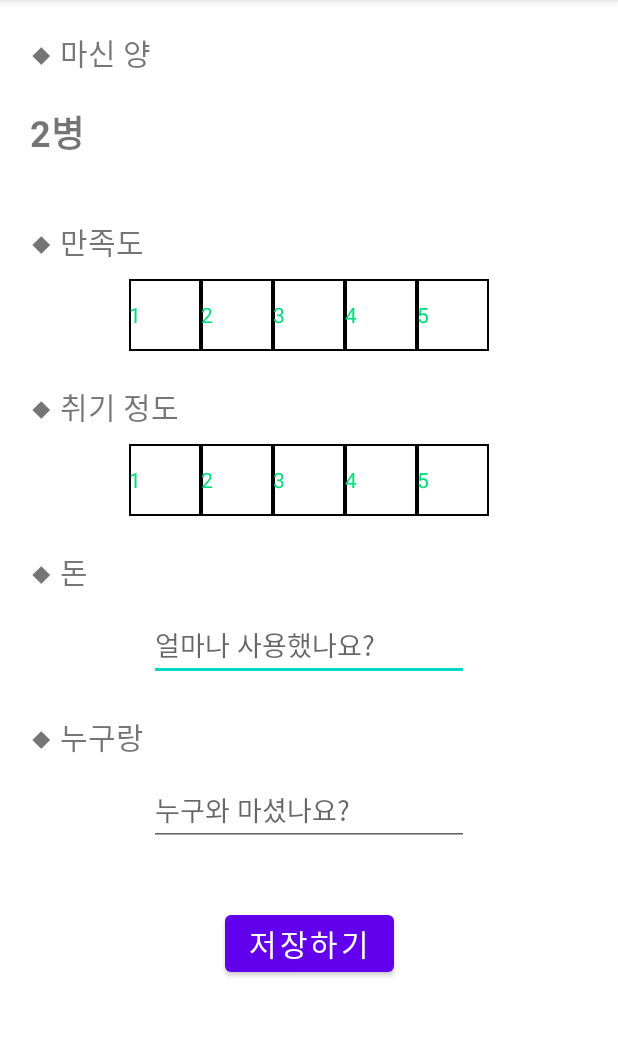
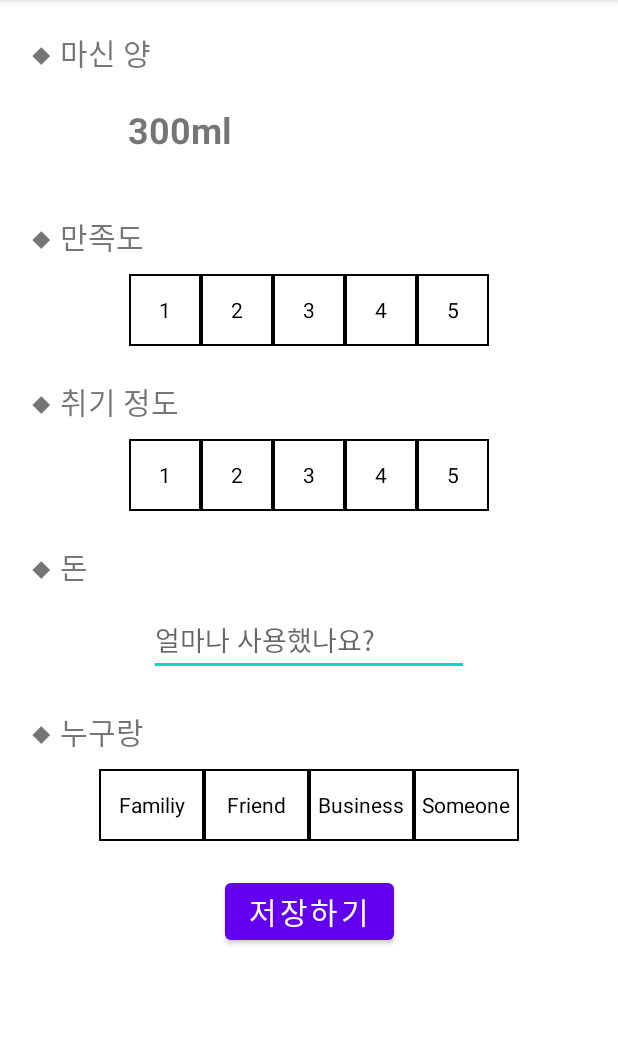
Before and after one commit to hj0202/DrinkingScanner, an Android app: the SurveyActivity screen opened directly, with no data from a screen before it, on a phone screen of 412 x 824 dp, the part 84-1121 px from its top. Run offline under Robolectric (Android 15) with nearby library versions, the phone set to English and light mode, and no system bars.

Commit message:
[Android] Feat : 설문조사화면에 '누구랑' 입력 방식 변경

```diff
--- a/Android/app/src/main/java/com/example/drinkingscanner/SurveyActivity.java
+++ b/Android/app/src/main/java/com/example/drinkingscanner/SurveyActivity.java
@@ -1,5 +1,6 @@
 package com.example.drinkingscanner;
 
+import android.content.SharedPreferences;
 import android.os.Bundle;
 import android.util.Log;
 import android.view.View;
@@ -7,6 +8,7 @@ import android.widget.Button;
 import android.widget.EditText;
 import android.widget.RadioButton;
 import android.widget.RadioGroup;
+import android.widget.TextView;
 
 import androidx.annotation.Nullable;
 import androidx.appcompat.app.AppCompatActivity;
@@ -17,16 +19,19 @@ public class SurveyActivity extends AppCompatActivity {
     RadioGroup satisfyRadio;
     RadioGroup drunkRadio;
     EditText moneyInput;
-    EditText personInput;
+    RadioGroup whoRadio;
     Button saveButton;
+    TextView alcoholText;
+    TextView amountText;
 
-    // 보내야 하는 데이터
+    // 데이터 친구들
     String user;            // 사용자
     int drunk;              // 취기 정도
     int satisfy;            // 만족도
     String alcohol;         // 술 종류
-    String person;          // 누구랑
+    String who;             // 누구랑
     int money;              // 돈
+    int amount;             // 마신 양
 
     @Override
     protected void onCreate(@Nullable Bundle savedInstanceState) {
@@ -37,9 +42,12 @@ public class SurveyActivity extends AppCompatActivity {
         satisfyRadio = findViewById(R.id.satisfyRadio);
         drunkRadio = findViewById(R.id.drunkRadio);
         moneyInput = findViewById(R.id.moneyInput);
-        personInput = findViewById(R.id.personInput);
+        whoRadio = findViewById(R.id.whoRadio);
         saveButton = findViewById(R.id.saveButton);
+        alcoholText = findViewById(R.id.alcoholText);
+        amountText = findViewById(R.id.amountText);
 
+        // 저장하기 버튼 클릭
         View.OnClickListener clickSaveButton = new View.OnClickListener() {
             @Override
             public void onClick(View v) {
@@ -49,27 +57,31 @@ public class SurveyActivity extends AppCompatActivity {
                 int drunkId = drunkRadio.getCheckedRadioButtonId();
                 RadioButton drunkResult = findViewById(drunkId);
 
+                int whoId = whoRadio.getCheckedRadioButtonId();
+                RadioButton whoResult = findViewById(whoId);
+
                 satisfy = Integer.parseInt(satisfyResult.getText().toString());
                 drunk = Integer.parseInt(drunkResult.getText().toString());
                 money = Integer.parseInt(moneyInput.getText().toString());
-                person = personInput.getText().toString();
+                who = whoResult.getText().toString();
 
                 // TODO: 아래 5개 데이터를 데이터베이스에 정보 보내기
                 Log.d("Survey", "send 취기 정도(int): " + drunk);
-                Log.d("Survey", "send 만족도(int): " + satisfy);
+                Log.d("Survey", "send 만족도(int): "    + satisfy);
                 Log.d("Survey", "send 술종류(string): " + alcohol);
-                Log.d("Survey", "send 누구랑(string): " + person);
-                Log.d("Survey", "send 돈(int): " + money);
+                Log.d("Survey", "send 누구랑(string): " + who);
+                Log.d("Survey", "send 돈(int): "       + money);
             }
         };
-
         saveButton.setOnClickListener(clickSaveButton);
 
-        // TODO: 유저 이름 받아오기
-        user = "현지";                // 임시 값
+        // TODO: 캘린더에서 마신 양 받아오기
+        amount = 300;         // 임시 값
 
-        // TODO: 캘린더에서 마신 양, 주종 받아오기
-        int allAmount = 300;         // 임시 값
-        alcohol = "소주";             // 임시 값
+        SharedPreferences sharedPreferences = getSharedPreferences("file", MODE_PRIVATE);
+        alcohol = sharedPreferences.getString("주종","");
+
+        amountText.setText(amount + "ml");
+        alcoholText.setText(alcohol);
     }
 }
--- a/Android/app/src/main/res/drawable/select_radio_text.xml
+++ b/Android/app/src/main/res/drawable/select_radio_text.xml
@@ -2,6 +2,6 @@
 <selector xmlns:android="http://schemas.android.com/apk/res/android">
     <item android:state_checked="true" android:color="#FFFFFF">
     </item>
-    <item android:state_checked="false" android:color="#00DE7A">
+    <item android:state_checked="false" android:color="#000000">
     </item>
 </selector>
--- a/Android/app/src/main/res/layout/activity_survey.xml
+++ b/Android/app/src/main/res/layout/activity_survey.xml
@@ -16,17 +16,17 @@
         app:layout_constraintTop_toTopOf="parent" />
 
     <TextView
-        android:id="@+id/textView3"
+        android:id="@+id/amountText"
         android:layout_width="wrap_content"
         android:layout_height="wrap_content"
-        android:layout_marginStart="20dp"
+        android:layout_marginStart="15dp"
         android:layout_marginTop="70dp"
         android:layout_marginBottom="212dp"
-        android:text="2병"
+        android:text="마신 양"
         android:textSize="24sp"
         android:textStyle="bold"
         app:layout_constraintBottom_toTopOf="@+id/textView4"
-        app:layout_constraintStart_toStartOf="parent"
+        app:layout_constraintStart_toEndOf="@+id/alcoholText"
         app:layout_constraintTop_toTopOf="parent" />
 
     <TextView
@@ -38,7 +38,7 @@
         android:text="◆ 만족도"
         android:textSize="20sp"
         app:layout_constraintStart_toStartOf="parent"
-        app:layout_constraintTop_toBottomOf="@+id/textView3" />
+        app:layout_constraintTop_toBottomOf="@+id/amountText" />
 
 
     <RadioGroup
@@ -59,6 +59,7 @@
             android:background="@drawable/select_radio_button"
             android:button="@null"
             android:text="1"
+            android:textAlignment="center"
             android:textColor="@drawable/select_radio_text"
             app:layout_constraintBottom_toBottomOf="parent"
             app:layout_constraintEnd_toEndOf="parent"
@@ -73,6 +74,7 @@
             android:background="@drawable/select_radio_button"
             android:button="@null"
             android:text="2"
+            android:textAlignment="center"
             android:textColor="@drawable/select_radio_text"
             app:layout_constraintBottom_toBottomOf="parent"
             app:layout_constraintEnd_toStartOf="@+id/satisfy3"
@@ -87,6 +89,7 @@
             android:background="@drawable/select_radio_button"
             android:button="@null"
             android:text="3"
+            android:textAlignment="center"
             android:textColor="@drawable/select_radio_text"
             app:layout_constraintBottom_toBottomOf="parent"
             app:layout_constraintEnd_toStartOf="@+id/satisfy4"
@@ -101,6 +104,7 @@
             android:background="@drawable/select_radio_button"
             android:button="@null"
             android:text="4"
+            android:textAlignment="center"
             android:textColor="@drawable/select_radio_text"
             app:layout_constraintBottom_toBottomOf="parent"
             app:layout_constraintEnd_toStartOf="@+id/satisfy5"
@@ -115,6 +119,7 @@
             android:background="@drawable/select_radio_button"
             android:button="@null"
             android:text="5"
+            android:textAlignment="center"
             android:textColor="@drawable/select_radio_text"
             app:layout_constraintBottom_toBottomOf="parent"
             app:layout_constraintEnd_toEndOf="parent"
@@ -151,6 +156,7 @@
             android:background="@drawable/select_radio_button"
             android:button="@null"
             android:text="1"
+            android:textAlignment="center"
             android:textColor="@drawable/select_radio_text"
             app:layout_constraintBottom_toBottomOf="parent"
             app:layout_constraintEnd_toEndOf="parent"
@@ -165,6 +171,7 @@
             android:background="@drawable/select_radio_button"
             android:button="@null"
             android:text="2"
+            android:textAlignment="center"
             android:textColor="@drawable/select_radio_text"
             app:layout_constraintBottom_toBottomOf="parent"
             app:layout_constraintEnd_toStartOf="@+id/satisfy3"
@@ -179,6 +186,7 @@
             android:background="@drawable/select_radio_button"
             android:button="@null"
             android:text="3"
+            android:textAlignment="center"
             android:textColor="@drawable/select_radio_text"
             app:layout_constraintBottom_toBottomOf="parent"
             app:layout_constraintEnd_toStartOf="@+id/satisfy4"
@@ -193,6 +201,7 @@
             android:background="@drawable/select_radio_button"
             android:button="@null"
             android:text="4"
+            android:textAlignment="center"
             android:textColor="@drawable/select_radio_text"
             app:layout_constraintBottom_toBottomOf="parent"
             app:layout_constraintEnd_toStartOf="@+id/satisfy5"
@@ -207,6 +216,7 @@
             android:background="@drawable/select_radio_button"
             android:button="@null"
             android:text="5"
+            android:textAlignment="center"
             android:textColor="@drawable/select_radio_text"
             app:layout_constraintBottom_toBottomOf="parent"
             app:layout_constraintEnd_toEndOf="parent"
@@ -226,7 +236,7 @@
         app:layout_constraintTop_toBottomOf="@+id/drunkText" />
 
     <TextView
-        android:id="@+id/textView6"
+        android:id="@+id/whoText"
         android:layout_width="wrap_content"
         android:layout_height="wrap_content"
         android:layout_marginStart="20dp"
@@ -244,32 +254,108 @@
         android:ems="10"
         android:hint="얼마나 사용했나요?"
         android:inputType="textPersonName"
+        android:minHeight="48dp"
         app:layout_constraintEnd_toEndOf="parent"
         app:layout_constraintStart_toStartOf="parent"
         app:layout_constraintTop_toBottomOf="@+id/textView5" />
 
-    <EditText
-        android:id="@+id/personInput"
+
+
+    <RadioGroup
+        android:id="@+id/whoRadio"
         android:layout_width="wrap_content"
         android:layout_height="wrap_content"
         android:layout_marginTop="10dp"
-        android:ems="10"
-        android:hint="누구와 마셨나요?"
-        android:inputType="textPersonName"
+        android:orientation="horizontal"
         app:layout_constraintEnd_toEndOf="parent"
         app:layout_constraintStart_toStartOf="parent"
-        app:layout_constraintTop_toBottomOf="@+id/textView6" />
+        app:layout_constraintTop_toBottomOf="@+id/whoText">
+
+        <RadioButton
+            android:id="@+id/who1"
+            android:layout_width="70dp"
+            android:layout_height="wrap_content"
+            android:layout_marginBottom="168dp"
+            android:background="@drawable/select_radio_button"
+            android:button="@null"
+            android:text="Familiy"
+            android:textAlignment="center"
+            android:textColor="@drawable/select_radio_text"
+            app:layout_constraintBottom_toBottomOf="parent"
+            app:layout_constraintEnd_toEndOf="parent"
+            app:layout_constraintHorizontal_bias="0.044"
+            app:layout_constraintStart_toStartOf="parent" />
+
+        <RadioButton
+            android:id="@+id/who2"
+            android:layout_width="70dp"
+            android:layout_height="wrap_content"
+            android:layout_marginBottom="168dp"
+            android:background="@drawable/select_radio_button"
+            android:button="@null"
+            android:text="Friend"
+            android:textAlignment="center"
+            android:textColor="@drawable/select_radio_text"
+            app:layout_constraintBottom_toBottomOf="parent"
+            app:layout_constraintEnd_toStartOf="@+id/satisfy3"
+            app:layout_constraintHorizontal_bias="0.388"
+            app:layout_constraintStart_toEndOf="@+id/satisfy1" />
+
+        <RadioButton
+            android:id="@+id/who3"
+            android:layout_width="70dp"
+            android:layout_height="wrap_content"
+            android:layout_marginBottom="168dp"
+            android:background="@drawable/select_radio_button"
+            android:button="@null"
+            android:text="Business"
+            android:textAlignment="center"
+            android:textColor="@drawable/select_radio_text"
+            app:layout_constraintBottom_toBottomOf="parent"
+            app:layout_constraintEnd_toStartOf="@+id/satisfy4"
+            app:layout_constraintHorizontal_bias="0.837"
+            app:layout_constraintStart_toStartOf="parent" />
+
+        <RadioButton
+            android:id="@+id/who4"
+            android:layout_width="70dp"
+            android:layout_height="wrap_content"
+            android:layout_marginBottom="168dp"
+            android:background="@drawable/select_radio_button"
+            android:button="@null"
+            android:text="Someone"
+            android:textAlignment="center"
+            android:textColor="@drawable/select_radio_text"
+            app:layout_constraintBottom_toBottomOf="parent"
+            app:layout_constraintEnd_toStartOf="@+id/satisfy5"
+            app:layout_constraintHorizontal_bias="0.875"
+            app:layout_constraintStart_toStartOf="parent" />
+
+    </RadioGroup>
 
     <Button
         android:id="@+id/saveButton"
         android:layout_width="wrap_content"
         android:layout_height="wrap_content"
-        android:layout_marginTop="40dp"
+        android:layout_marginTop="80dp"
         android:text="저장하기"
         android:textSize="20sp"
         app:layout_constraintEnd_toEndOf="parent"
         app:layout_constraintStart_toStartOf="parent"
-        app:layout_constraintTop_toBottomOf="@+id/personInput" />
+        app:layout_constraintTop_toBottomOf="@+id/whoText" />
+
+    <TextView
+        android:id="@+id/alcoholText"
+        android:layout_width="wrap_content"
+        android:layout_height="wrap_content"
+        android:layout_marginStart="70dp"
+        android:layout_marginTop="70dp"
+        android:text="주종"
+        android:textAlignment="center"
+        android:textSize="24sp"
+        android:textStyle="bold"
+        app:layout_constraintStart_toStartOf="parent"
+        app:layout_constraintTop_toTopOf="parent" />
 
 
 </androidx.constraintlayout.widget.ConstraintLayout>
```
